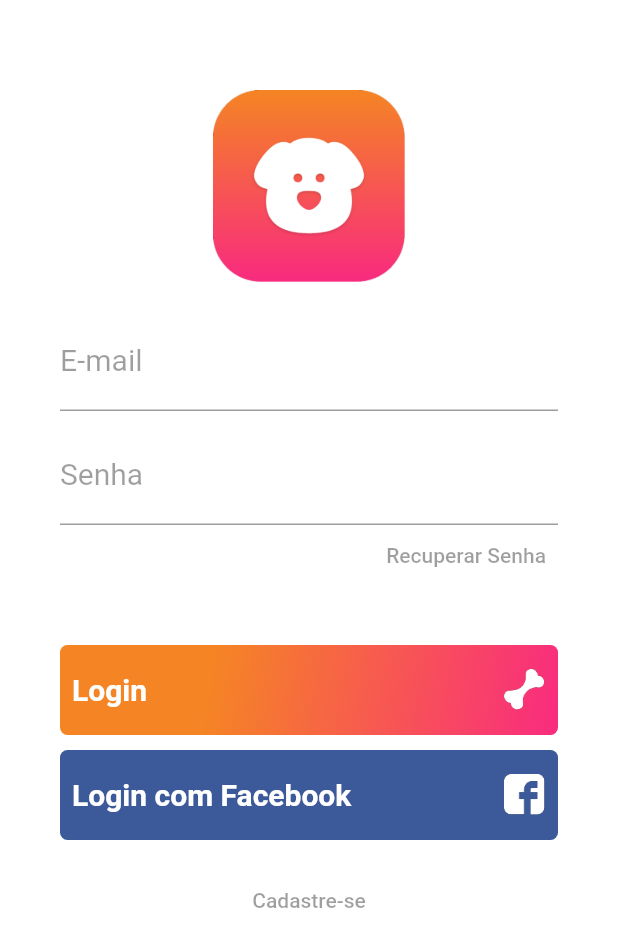
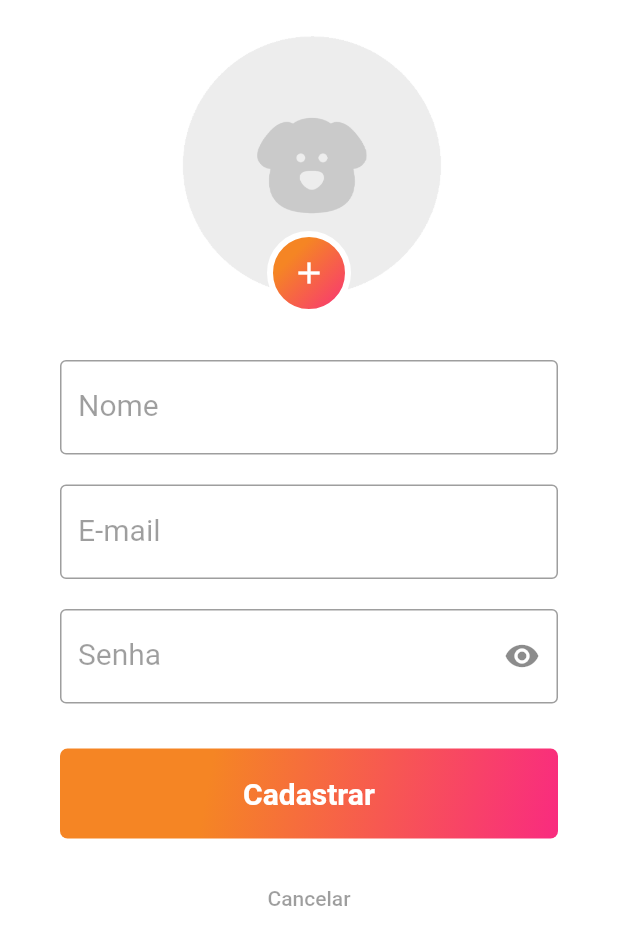
Before and after one commit to fabielehoerlle/meuswidgetsflutter, a Flutter app: the screen it shows after launch, after a tap on "Cadastre-se", on a phone screen of 412 x 824 dp. Shown: the top 947 px of the screen. Run offline on Flutter 3.47's test engine with Material 2 defaults, Android fonts, the light colour scheme and no system bars; our stand-ins replace fluro; missing offline and left inert: dart:html.

Commit message:
Página Signup

```diff
--- a/w20230215/lib/main.dart
+++ b/w20230215/lib/main.dart
@@ -2,6 +2,7 @@ import 'package:flutter/cupertino.dart';
 import 'package:flutter/material.dart';
 import 'package:w20230215/pages/LoginPage.dart';
 import 'package:w20230215/pages/ResetPasswordPage.dart';
+import 'package:w20230215/pages/Signup.dart';
 
 void main() {
   runApp(
--- a/w20230215/lib/pages/LoginPage.dart
+++ b/w20230215/lib/pages/LoginPage.dart
@@ -1,6 +1,7 @@
 import 'package:flutter/cupertino.dart';
 import 'package:flutter/material.dart';
 import 'package:w20230215/pages/ResetPasswordPage.dart';
+import 'package:w20230215/pages/Signup.dart';
 
 class LoginPage extends StatelessWidget {
   const LoginPage({super.key});
@@ -10,7 +11,7 @@ class LoginPage extends StatelessWidget {
     return Scaffold(
       body: Container(
         color: Colors.white,
-        padding: const EdgeInsets.only(top: 60, left: 40, right: 40),
+        padding: const EdgeInsets.only(top: 50, left: 40, right: 40),
         child: ListView(
           children: [
             Image.asset(
@@ -18,10 +19,11 @@ class LoginPage extends StatelessWidget {
               height: 128,
               width: 128,
             ),
-            const SizedBox(height: 20),
+            const SizedBox(height: 30),
             TextFormField(
               keyboardType: TextInputType.emailAddress,
               decoration: const InputDecoration(
+                border: OutlineInputBorder(),
                 labelText: "E-mail",
                 labelStyle: TextStyle(
                   color: Colors.black38,
@@ -33,22 +35,8 @@ class LoginPage extends StatelessWidget {
                 fontSize: 20,
               ),
             ),
-            const SizedBox(height: 10),
-            TextFormField(
-              obscureText: true,
-              keyboardType: TextInputType.text,
-              decoration: const InputDecoration(
-                labelText: "Senha",
-                labelStyle: TextStyle(
-                  color: Colors.black38,
-                  fontWeight: FontWeight.w400,
-                  fontSize: 20,
-                ),
-              ),
-              style: const TextStyle(
-                fontSize: 20,
-              ),
-            ),
+            const SizedBox(height: 20),
+            const PasswordField(),
             Container(
               height: 40,
               alignment: Alignment.centerRight,
@@ -147,7 +135,14 @@ class LoginPage extends StatelessWidget {
             Container(
               height: 40,
               child: TextButton(
-                onPressed: () {},
+                onPressed: () {
+                  Navigator.push(
+                    context,
+                    MaterialPageRoute(
+                      builder: (context) => const SignupPage(),
+                    ),
+                  );
+                },
                 child: const Text(
                   "Cadastre-se",
                   style: TextStyle(
--- a/w20230215/lib/pages/ResetPasswordPage.dart
+++ b/w20230215/lib/pages/ResetPasswordPage.dart
@@ -13,7 +13,7 @@ class ResetPasswordPage extends StatelessWidget {
       appBar: AppBar(
         backgroundColor: Colors.white,
         leading: IconButton(
-          onPressed: () => Navigator.pop(context, false),
+          onPressed: () => Navigator.pop(context),
           icon: const Icon(Icons.arrow_back),
           color: Colors.black38,
         ),
@@ -50,12 +50,11 @@ class ResetPasswordPage extends StatelessWidget {
               ),
               textAlign: TextAlign.center,
             ),
-            const SizedBox(
-              height: 20,
-            ),
+            const SizedBox(height: 30),
             TextFormField(
               keyboardType: TextInputType.emailAddress,
               decoration: const InputDecoration(
+                border: OutlineInputBorder(),
                 labelText: "E-mail",
                 labelStyle: TextStyle(
                   color: Colors.black38,
@@ -97,6 +96,7 @@ class ResetPasswordPage extends StatelessWidget {
                 ),
               ),
             ),
+            const SizedBox(height: 20),
           ],
         ),
       ),
--- /dev/null
+++ b/w20230215/lib/pages/Signup.dart
@@ -0,0 +1,188 @@
+import 'package:flutter/material.dart';
+import 'package:flutter/src/widgets/container.dart';
+import 'package:flutter/src/widgets/framework.dart';
+
+class SignupPage extends StatelessWidget {
+  const SignupPage({super.key});
+
+  @override
+  Widget build(BuildContext context) {
+    return Scaffold(
+      body: Container(
+        padding: const EdgeInsets.only(top: 10, left: 40, right: 40),
+        color: Colors.white,
+        child: ListView(
+          children: [
+            Center(
+              child: Stack(
+                children: [
+                  Image.asset(
+                    "assets/profile-picture.png",
+                    height: 200,
+                    width: 200,
+                  ),
+                  Positioned(
+                    bottom: 0,
+                    left: 0,
+                    right: 0,
+                    child: Center(
+                      child: Container(
+                        height: 56,
+                        width: 56,
+                        decoration: BoxDecoration(
+                          gradient: const LinearGradient(
+                            begin: Alignment.topLeft,
+                            end: Alignment.bottomRight,
+                            stops: [0.3, 1.0],
+                            colors: [
+                              Color(0xFFF58524),
+                              Color(0xFFF92B7F),
+                            ],
+                          ),
+                          border: Border.all(
+                            width: 4.0,
+                            color: const Color(0xFFFFFFFF),
+                          ),
+                          borderRadius: const BorderRadius.all(
+                            Radius.circular(56),
+                          ),
+                        ),
+                        child: SizedBox.expand(
+                          child: TextButton(
+                            onPressed: () {},
+                            child: const Icon(
+                              Icons.add,
+                              color: Colors.white,
+                            ),
+                          ),
+                        ),
+                      ),
+                    ),
+                  )
+                ],
+              ),
+            ),
+            const SizedBox(height: 30),
+            TextFormField(
+              keyboardType: TextInputType.text,
+              decoration: const InputDecoration(
+                border: OutlineInputBorder(),
+                labelText: "Nome",
+                labelStyle: TextStyle(
+                  color: Colors.black38,
+                  fontWeight: FontWeight.w400,
+                  fontSize: 20,
+                ),
+              ),
+              style: const TextStyle(
+                fontSize: 20,
+              ),
+            ),
+            const SizedBox(height: 20),
+            TextFormField(
+              keyboardType: TextInputType.emailAddress,
+              decoration: const InputDecoration(
+                border: OutlineInputBorder(),
+                labelText: "E-mail",
+                labelStyle: TextStyle(
+                  color: Colors.black38,
+                  fontWeight: FontWeight.w400,
+                  fontSize: 20,
+                ),
+              ),
+              style: const TextStyle(
+                fontSize: 20,
+              ),
+            ),
+            const SizedBox(height: 20),
+            const PasswordField(),
+            const SizedBox(height: 30),
+            Container(
+              height: 60,
+              decoration: const BoxDecoration(
+                gradient: LinearGradient(
+                  begin: Alignment.topLeft,
+                  end: Alignment.bottomRight,
+                  stops: [0.3, 1],
+                  colors: [
+                    Color(0xFFF58524),
+                    Color(0xFFF92B7F),
+                  ],
+                ),
+                borderRadius: BorderRadius.all(
+                  Radius.circular(5),
+                ),
+              ),
+              child: SizedBox.expand(
+                child: TextButton(
+                  onPressed: () {},
+                  child: const Text(
+                    "Cadastrar",
+                    style: TextStyle(
+                      color: Colors.white,
+                      fontWeight: FontWeight.bold,
+                      fontSize: 20,
+                    ),
+                  ),
+                ),
+              ),
+            ),
+            const SizedBox(height: 20),
+            Container(
+              height: 40,
+              child: TextButton(
+                onPressed: () => Navigator.pop(context),
+                child: const Text(
+                  "Cancelar",
+                  style: TextStyle(
+                    color: Colors.black38,
+                  ),
+                ),
+              ),
+            ),
+          ],
+        ),
+      ),
+    );
+  }
+}
+
+class PasswordField extends StatefulWidget {
+  const PasswordField({
+    Key? key,
+  }) : super(key: key);
+
+  @override
+  State<PasswordField> createState() => _PasswordFieldState();
+}
+
+class _PasswordFieldState extends State<PasswordField> {
+  bool obscureText = true;
+  @override
+  Widget build(BuildContext context) {
+    return TextFormField(
+      keyboardType: TextInputType.text,
+      obscureText: obscureText,
+      decoration: InputDecoration(
+        border: const OutlineInputBorder(),
+        labelText: "Senha",
+        labelStyle: const TextStyle(
+          color: Colors.black38,
+          fontWeight: FontWeight.w400,
+          fontSize: 20,
+        ),
+        suffixIcon: IconButton(
+          onPressed: () {
+            setState(() {
+              obscureText = !obscureText;
+            });
+          },
+          icon: const Icon(Icons.remove_red_eye),
+        ),
+      ),
+      style: const TextStyle(
+        fontSize: 20,
+      ),
+    );
+  }
+}
--- a/w20230215/pubspec.yaml
+++ b/w20230215/pubspec.yaml
@@ -68,6 +68,7 @@ flutter:
   - assets/bone.png
   - assets/fb-icon.png
   - assets/reset-password-icon.png
+  - assets/profile-picture.png
 
   # An image asset can refer to one or more resolution-specific "variants", see
   # https://flutter.dev/assets-and-images/#resolution-aware
```
Also changed, not shown: w20230215/assets/profile-picture.png (added).
